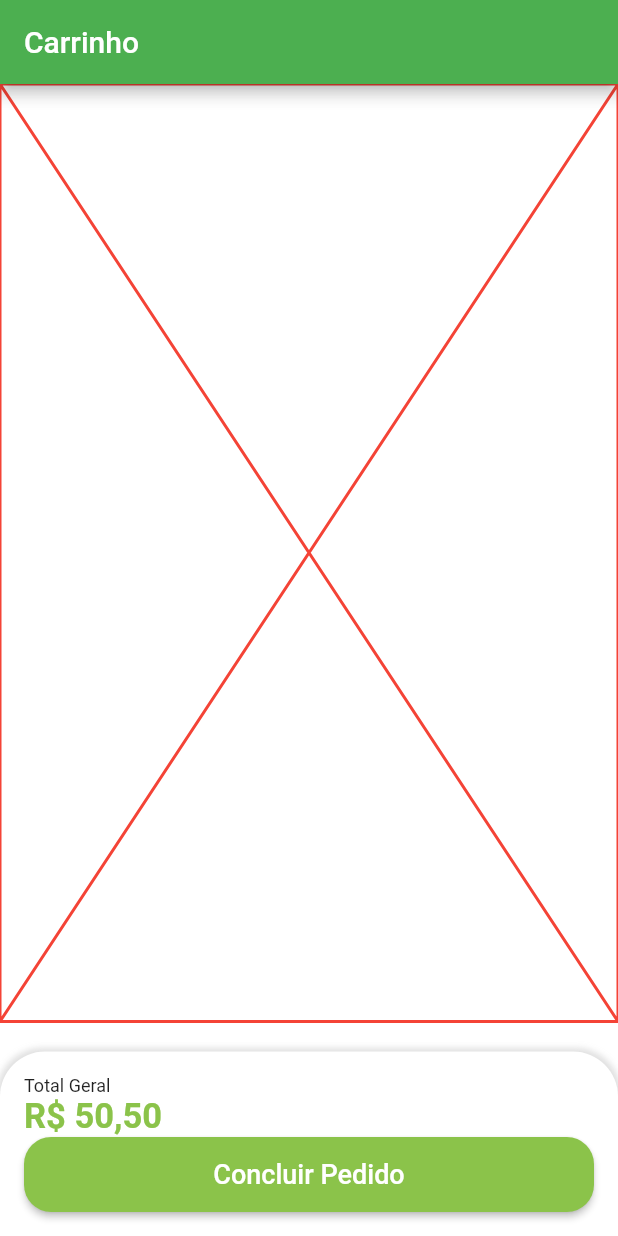
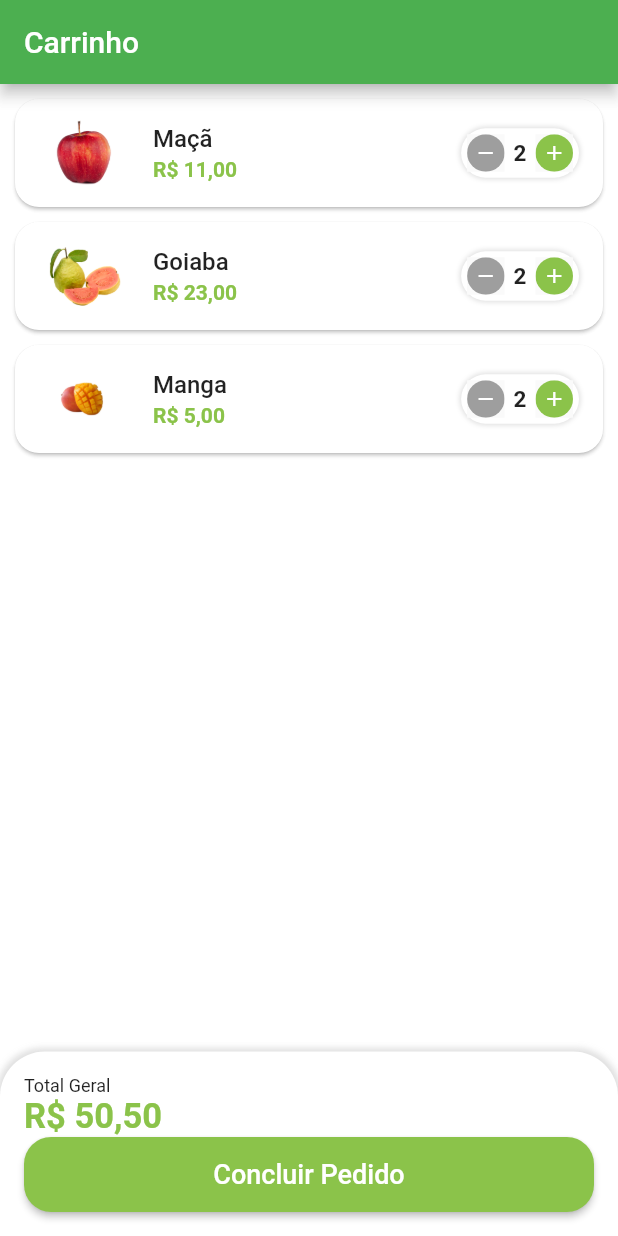
Before and after one commit to IagoAntunes/quitandavirtual, a Flutter app: the CartTab screen opened directly, on a phone screen of 412 x 824 dp. Run offline on Flutter 3.47's test engine with Material 2 defaults, Android fonts, the phone set to English and light mode, and no system bars; our stand-ins replace animated_text_kit, badges, mask_text_input_formatter.

Commit message:
widget quantity

```diff
--- a/lib/src/config/app_data.dart
+++ b/lib/src/config/app_data.dart
@@ -1,3 +1,5 @@
+import 'package:quitandavirtual/src/models/cart_item_model.dart';
+
 import '../models/item_model.dart';
 
 ItemModel apple = ItemModel(
@@ -71,3 +73,9 @@ List<String> categories = [
   'Temperos',
   'Cereais'
 ];
+
+List<CartItemModel> cartItems = [
+  CartItemModel(item: apple, quantity: 2),
+  CartItemModel(item: guava, quantity: 2),
+  CartItemModel(item: mango, quantity: 2),
+];
--- /dev/null
+++ b/lib/src/models/cart_item_model.dart
@@ -0,0 +1,15 @@
+import 'package:quitandavirtual/src/models/item_model.dart';
+
+class CartItemModel {
+  ItemModel item;
+  int quantity;
+
+  CartItemModel({
+    required this.item,
+    required this.quantity,
+  });
+
+  double totalPrice() {
+    return item.price * quantity;
+  }
+}
--- a/lib/src/pages/cart/cart_tab.dart
+++ b/lib/src/pages/cart/cart_tab.dart
@@ -1,6 +1,8 @@
 import 'package:flutter/material.dart';
 import 'package:quitandavirtual/src/config/custom_colors.dart';
+import 'package:quitandavirtual/src/pages/cart/components/cart_tile.dart';
 import 'package:quitandavirtual/src/services/utils_services.dart';
+import 'package:quitandavirtual/src/config/app_data.dart' as appData;
 
 class CartTab extends StatelessWidget {
   CartTab({super.key});
@@ -13,12 +15,12 @@ class CartTab extends StatelessWidget {
       appBar: AppBar(title: const Text('Carrinho')),
       body: Column(children: [
         Expanded(
-            child: Placeholder(
-          color: Colors.red,
+            child: ListView.builder(
+          itemCount: appData.cartItems.length,
+          itemBuilder: (_, index) {
+            return CartTile(cartItem: appData.cartItems[index]);
+          },
         )),
-        SizedBox(
-          height: 20,
-        ),
         Container(
           padding: const EdgeInsets.all(16),
           decoration: BoxDecoration(
@@ -31,7 +33,7 @@ class CartTab extends StatelessWidget {
           ),
           child:
               Column(crossAxisAlignment: CrossAxisAlignment.stretch, children: [
-            Text(
+            const Text(
               'Total Geral',
               style: TextStyle(fontSize: 12),
             ),
@@ -57,7 +59,7 @@ class CartTab extends StatelessWidget {
               ),
             )
           ]),
-        )
+        ),
       ]),
     );
   }
--- /dev/null
+++ b/lib/src/pages/cart/components/cart_tile.dart
@@ -0,0 +1,46 @@
+import 'package:flutter/material.dart';
+import 'package:quitandavirtual/src/pages/common_widgets/quantity_widgets.dart';
+import 'package:quitandavirtual/src/services/utils_services.dart';
+
+import '../../../config/custom_colors.dart';
+import '../../../models/cart_item_model.dart';
+
+class CartTile extends StatelessWidget {
+  CartTile({super.key, required this.cartItem});
+
+  final CartItemModel cartItem;
+  final UtilsServices utilsServices = UtilsServices();
+
+  @override
+  Widget build(BuildContext context) {
+    return Card(
+      margin: const EdgeInsets.fromLTRB(10, 10, 10, 0),
+      shape: RoundedRectangleBorder(borderRadius: BorderRadius.circular(16)),
+      child: ListTile(
+        //Imagem
+        leading: Image.asset(
+          cartItem.item.imgUrl,
+          height: 60,
+          width: 60,
+        ),
+        //Titulo
+        title: Text(
+          cartItem.item.itemName,
+          style: const TextStyle(fontWeight: FontWeight.w500),
+        ),
+        //Total
+        subtitle: Text(
+          utilsServices.priceTocurrency(cartItem.totalPrice()),
+          style: TextStyle(
+              color: CustomColors.customSwatchColor,
+              fontWeight: FontWeight.bold),
+        ),
+        //Quantidade
+        trailing: QuantityWidget(
+            suffixText: cartItem.item.unit,
+            value: cartItem.quantity,
+            result: (quantity) {}),
+      ),
+    );
+  }
+}
--- a/lib/src/pages/common_widgets/quantity_widgets.dart
+++ b/lib/src/pages/common_widgets/quantity_widgets.dart
@@ -26,7 +26,7 @@ class QuantityWidget extends StatelessWidget {
               blurRadius: 2,
             )
           ]),
-      child: Row(children: [
+      child: Row(mainAxisSize: MainAxisSize.min, children: [
         _QuantityButton(
           icon: Icons.remove,
           color: Colors.grey,
```
Also changed, not shown: lib/src/pages/product/product_screen.dart (+11 -5 lines).
